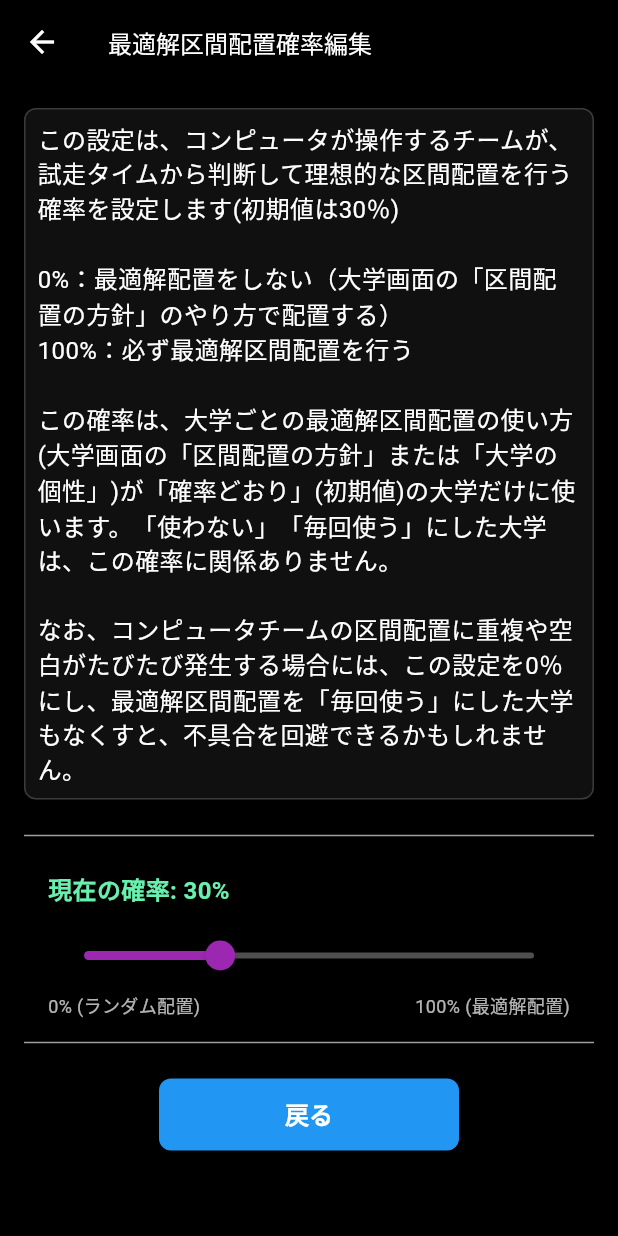
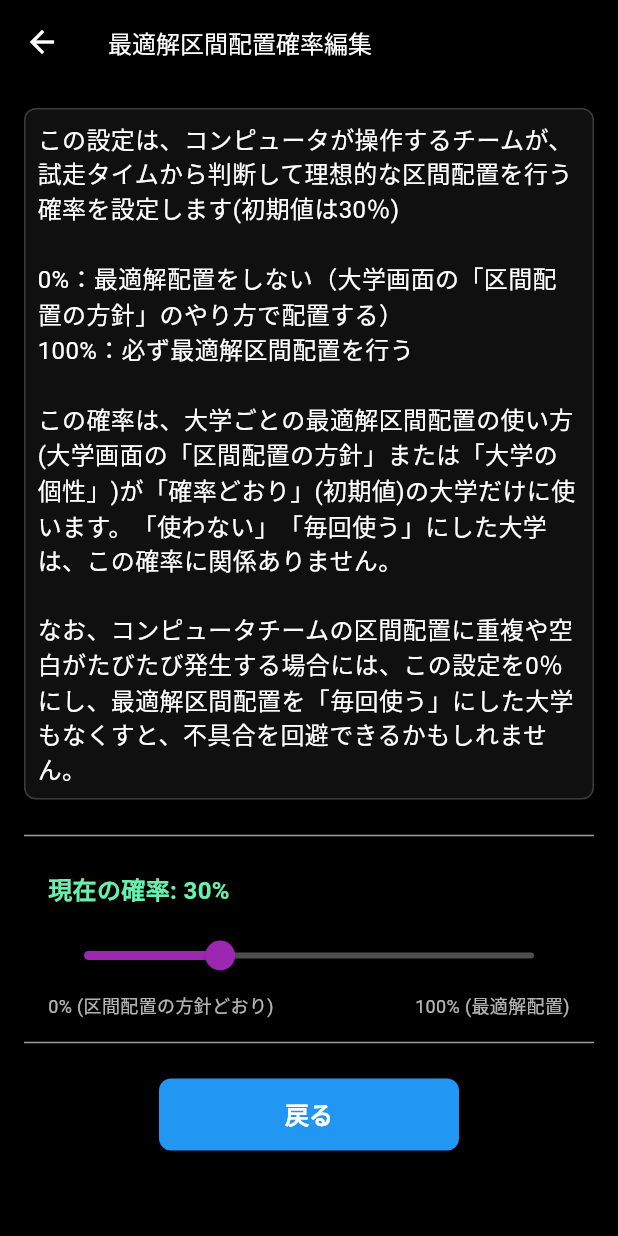
Before and after one commit to shin-tomura/ekidenss, a Flutter app: the ModalComputerTeamProb screen opened directly, on a phone screen of 412 x 824 dp. Run offline on Flutter 3.47's test engine with Material 3 defaults, Android fonts, the phone set to English and light mode, and no system bars; our stand-ins replace auto_size_text, csv, file_picker, fl_chart, hive, hive_flutter and 6 more; missing offline and left inert: mobile_scanner, two_dimensional_scrollables; accounts and stored records are empty.

Commit message:
1.9.2test: 最適解区間配置確率設定の画面で、0%の説明が実際と違う「ランダム配置」になっていたのを「区間配置の方針どおり」に直した(0%のときは大学画面の「区間配置の方針」のやり方(kukan_haichi.dart)で配置する。スライダーの下の左右の説明は、Expandedで半分ずつの幅にして、入りきらなければ折り返すようにし、文字を大きくしていても横にはみ出さないようにした。変更履歴にも書いた)
Co-Authored-By: Claude Opus 5.5 <noreply@anthropic.com>
Claude-Session: https://claude.ai/code/session_01T5j9xyANkmBtzayHwJu8FE

```diff
--- a/ToDo.txt
+++ b/ToDo.txt
@@ -4,6 +4,7 @@
 ・駅伝の1区の集団のペースの予想と結果を見られるようにした(直前順位予想・当日変更・当日変更のあとの目標順位の確認・1区の指示の画面で、集団を引っ張りそうな選手、予想ペース、ハイペースかスローペースかの見出しと、自分の大学の1区の選手が集団のペースに合いそうか(タイム損・大失速のおそれなど)を出す。直前順位予想では、当日の調子はまだ入れない。当日変更の画面では、選んでいる交代を入れて予想し、「1区の候補を比べる」で、1区の選手と補欠のそれぞれを1区に置いたときの予想を比べられる。目標順位の確認より前の予想は他大学の当日変更の前の選手で予想するので、他大学が1区の選手を入れ替えると変わることがある。目標順位の確認の画面では、他大学が1区を当日変更していたら、そのことも出す。1区の指示の画面では、選んだ指示に合わせて予想が変わる。他大学の選手の飛び出しは予想に入らないので、外れることもある。2区の指示の画面では、1区が実際にどんなペースだったか、誰が集団を引っ張ったか、集団のペースで何人がタイム損や大失速をしたかを、予想と比べて出す。学連選抜の監督をしているときは、学連選抜の選手について出す。スタート直後に飛び出した選手は集団に入らず、集団のペースを作らず、その影響も受けないこと(これまでと同じ決まり)を説明書に書いた)
 ・駅伝の1区と11月駅伝予選で集団を引っ張る選手が、その日の勢いで入れ替わることがあるようにした(これまではいつもカリスマが一番高い選手が引っ張っていた。それぞれの選手のカリスマにその日の勢いを足して比べるので、カリスマの差が大きければ今まで通り一番高い選手が引っ張るが、カリスマの近い選手がいると別の選手が引っ張ることがある。同じカリスマの選手どうしも、その日の勢いで決まる。勢いの大きさは、説明画面の設定タブの「集団走設定」で、なし・小さい・普通(初期値)・大きいから選べ、なしにすると今まで通り。1区のペース予想には、カリスマの近い選手を「ほかに引っ張るかもしれない選手」として、その選手が引っ張ったときの見出しと一緒に出す。各種設定のQRコードにも含め、説明書にも書いた)
 ・カスタム駅伝に出場できる学年に「1年生だけ」を加えた(説明画面の設定タブの「カスタム駅伝設定」で選べる。1年生は各大学5人なので、区間数が5より多いと、どの大学も足りない人数を上級生で補う。設定画面の注意書きもそれに合わせた。補った選手のお知らせは、1大学1行にまとめて短くした。1年生だけのカスタム駅伝のニュース記事では、1年生を特別扱いする言い回しを出さない。説明書に、補欠がいない大学は当日変更ができないことも書いた。各種設定のQRコードにも含めた)
+・最適解区間配置確率設定の画面で、0%の説明が実際と違う「ランダム配置」になっていたのを、「区間配置の方針どおり」に直した(0%のときは、大学画面の「区間配置の方針」のやり方で配置する。文字を大きくしていても、左右の説明が画面からはみ出さないようにした)
 1.9.1　21910
 ・大学ごとの設定を、大学画面の「大学の個性」の1画面にまとめた(育成力・金銀の支給レベルと銀の使い道・スカウトの方針や性格・区間配置の方針・留学生の受け入れ・実力発揮度を、表示している大学について一度に変えられる。画面の下に固定した「前の大学」「自分の大学」「次の大学」で、大学を切り替えながら設定できる。スクロールの指で値が変わらないように、スライダーは使わず、プルダウンとボタンで選ぶ。全大学を並べて比べたり一括で変えたりする今までの画面も、そのまま使える。大学画面の下のほうのボタンは、「この大学の設定」「全大学の一覧で設定」「総監督と難易度」「編集とやり直し」「見る」の見出しで分けた。全大学共通の駅伝名声設定・入学時名声影響度設定・目標順位決め方設定・学連選抜モチベーション設定は、説明画面の設定タブに移した。説明書にも書いた)
 ・「大学の個性」の画面で、大学の型を選ぶと、実力発揮度・銀の使い道・スカウト方針をまとめてその型にそろえられるようにした(型はスピード型・距離型・山登り型・山下り型・アップダウン型で、標準に戻すボタンもある。強さは弱め・普通・強めから選び、得意な能力の実力発揮度を110%・120%・130%に、苦手な能力を90%・80%・70%にして、ほかの能力は100%に戻す。スピード型はスパート力とペース変動対応力が得意で長距離粘りとロード適性が苦手、距離型はその逆、山の3つの型は坂の適性が得意でスパート力が苦手。銀の使い道とスカウト方針は、型と同じ練習メニューにする。そろえる前に確認を出す。型は保存しないので、そろえたあとに個別に直せる。今の設定がどれかの型と同じなら、画面にその型を出す。説明書にも書いた)
--- a/lib/saitekikai.dart
+++ b/lib/saitekikai.dart
@@ -154,12 +154,15 @@ class _ModalComputerTeamProbState extends State<ModalComputerTeamProb> {
                                   activeColor: Colors.purple, // 色を変更
                                   inactiveColor: Colors.grey.withOpacity(0.5),
                                 ),
+                                // 左端・右端の説明(1.9.2で0%の説明を実際の動きに合わせて直した。
+                                // 文字を大きくしていても横にはみ出さないよう、左右に半分ずつの幅を
+                                // 割り当てて、入りきらなければ折り返す)
                                 Row(
-                                  mainAxisAlignment:
-                                      MainAxisAlignment.spaceBetween,
+                                  crossAxisAlignment: CrossAxisAlignment.start,
                                   children: [
-                                    Text(
-                                      '0% (ランダム配置)', // 左端: 0%
+                                    Expanded(
+                                      child: Text(
+                                        '0% (区間配置の方針どおり)', // 左端: 0%
                                         style: TextStyle(
                                           color: HENSUU.textcolor.withOpacity(
                                             0.7,
@@ -167,13 +170,18 @@ class _ModalComputerTeamProbState extends State<ModalComputerTeamProb> {
                                           fontSize: 12,
                                         ),
                                       ),
-                                    Text(
+                                    ),
+                                    const SizedBox(width: 8),
+                                    Expanded(
+                                      child: Text(
                                         '100% (最適解配置)', // 右端: 100%
+                                        textAlign: TextAlign.right,
                                         style: TextStyle(
                                           color: HENSUU.textcolor.withOpacity(
                                             0.7,
                                           ),
                                           fontSize: 12,
+                                        ),
                                       ),
                                     ),
                                   ],
```
Lines whose indentation alone changed are shown as unchanged.
